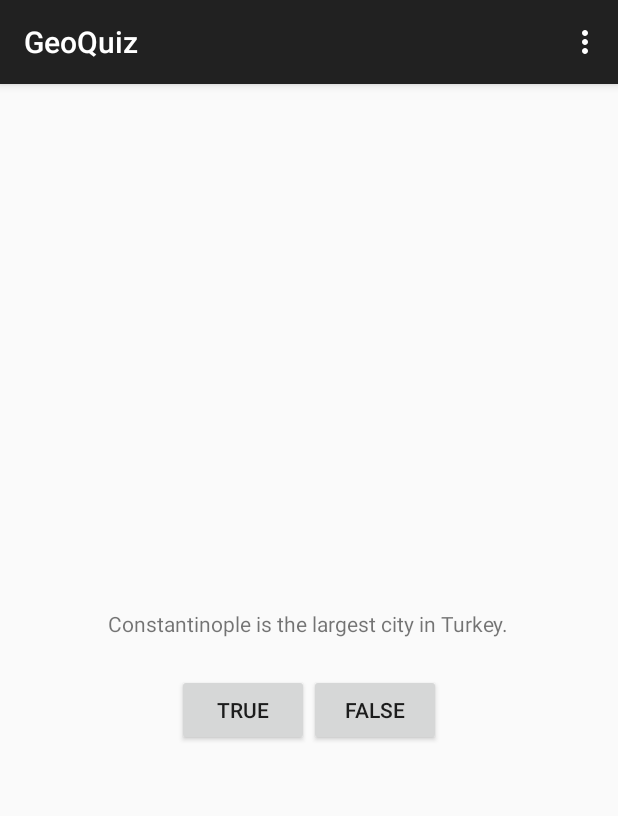
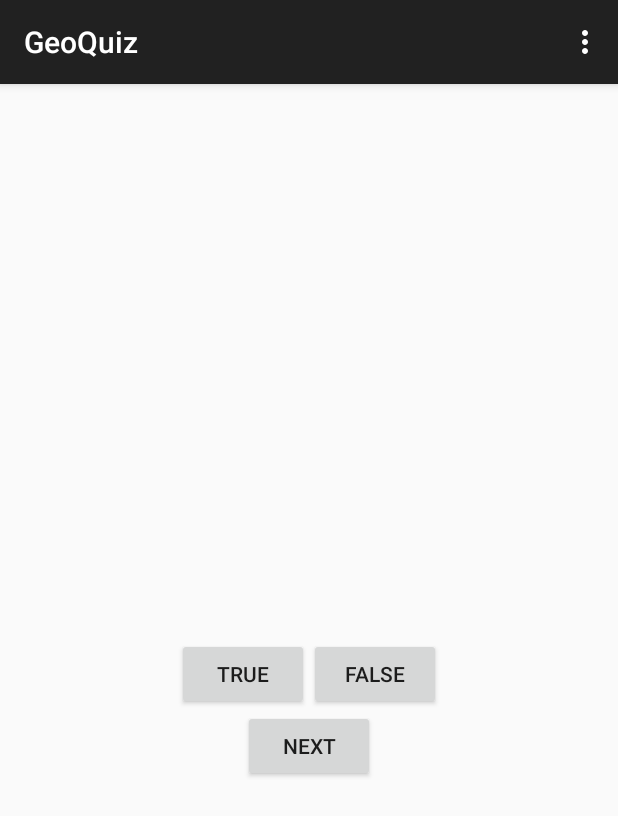
Before and after one commit to arnarleifs/WormCollector, an Android app: the screen it shows after launch (QuizActivity), on a phone screen of 412 x 824 dp. Shown: the top 816 px of the screen. Run offline under Robolectric (Android 15) with nearby library versions, the phone set to English and light mode, and no system bars.

Commit message:
14.3.2015 - GeoQuiz

```diff
--- a/app/src/main/java/com/example/arnar/geoquiz/QuizActivity.java
+++ b/app/src/main/java/com/example/arnar/geoquiz/QuizActivity.java
@@ -4,13 +4,30 @@ import android.support.v7.app.ActionBarActivity;
 import android.os.Bundle;
 import android.view.Menu;
 import android.view.MenuItem;
+import android.view.View;
 import android.widget.Button;
+import android.widget.TextView;
+import android.widget.Toast;
 
 
 public class QuizActivity extends ActionBarActivity {
 
     private Button mTrueButton;
     private Button mFalseButton;
+    private Button mNextButton;
+    private TextView mQuestionTextView;
+
+    // Creates an array of all the strings to be casted in to the view
+    private TrueFalse[] mQuestionBank = new TrueFalse[] {
+            new TrueFalse(R.string.question_oceans, true),
+            new TrueFalse(R.string.question_mideast, false),
+            new TrueFalse(R.string.question_africa, false),
+            new TrueFalse(R.string.question_americas, true),
+            new TrueFalse(R.string.question_asia, true),
+    };
+
+    // Holds on which item should be casted on to the view
+    private int mCurrentIndex = 0;
 
     @Override
     protected void onCreate(Bundle savedInstanceState) {
@@ -18,7 +35,25 @@ public class QuizActivity extends ActionBarActivity {
         setContentView(R.layout.activity_quiz);
 
         mTrueButton = (Button)findViewById(R.id.true_button);
+        // This will reveal the function of what happens when anyone
+        // clicks the "True" button.
+        mTrueButton.setOnClickListener(new View.OnClickListener()
+        {
+            @Override
+            public void onClick(View v)
+            {
+                Toast.makeText(QuizActivity.this, R.string.incorrect_toast, Toast.LENGTH_SHORT).show();
+            }
+        });
         mFalseButton = (Button)findViewById(R.id.false_button);
+        mFalseButton.setOnClickListener(new View.OnClickListener(){
+           @Override
+           public void onClick(View v)
+           {
+               Toast.makeText(QuizActivity.this, R.string.correct_toast, Toast.LENGTH_SHORT).show();
+           }
+        }
+        );
     }
 
 
--- a/app/src/main/res/layout/activity_quiz.xml
+++ b/app/src/main/res/layout/activity_quiz.xml
@@ -5,10 +5,10 @@
     android:orientation="vertical" >
 
     <TextView
+        android:id="@+id/question_text_view"
         android:layout_width="wrap_content"
         android:layout_height="wrap_content"
-        android:padding="24dp"
-        android:text="@string/question_text" />
+        android:padding="24dp" />
 
     <LinearLayout
         android:layout_width="wrap_content"
@@ -29,4 +29,10 @@
 
     </LinearLayout>
 
+    <Button
+        android:id="@+id/next_button"
+        android:layout_width="wrap_content"
+        android:layout_height="wrap_content"
+        android:text="@string/next_button" />
+
 </LinearLayout>
--- a/app/src/main/res/values/strings.xml
+++ b/app/src/main/res/values/strings.xml
@@ -5,5 +5,16 @@
     <string name="action_settings">Settings</string>
     <string name="true_button">True</string>
     <string name="false_button">False</string>
-    <string name="question_text">Constantinople is the largest city in Turkey.</string>
+    <string name="next_button">Next</string>
+    <string name="correct_toast">Correct!</string>
+    <string name="incorrect_toast">Incorrect!</string>
+    <string name="question_oceans">The Pacific Ocean is larger than
+    the Atlantic Ocean.</string>
+    <string name="question_mideast">The Suez Canal connects the Red Sea
+    and the Indian Ocean.</string>
+    <string name="question_africa">The source of the Nile River is in Egypt.</string>
+    <string name="question_americas">The Amazon River is the longest river
+    in the Americas.</string>
+    <string name="question_asia">Lake Baikal is the world\'s oldest and deepest
+    freshwater lake.</string>
 </resources>
```
Also changed, not shown: app/src/main/java/TrueFalse.java (added, +36 -0 lines), 1 other file.
